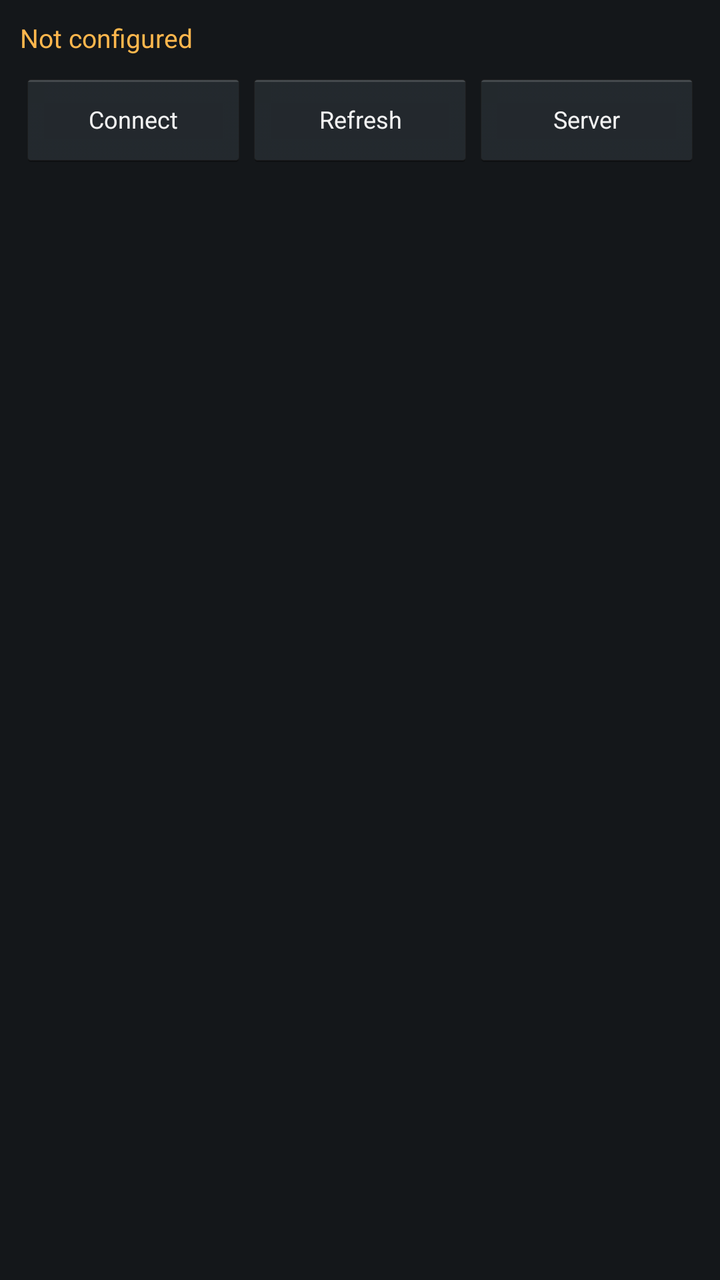
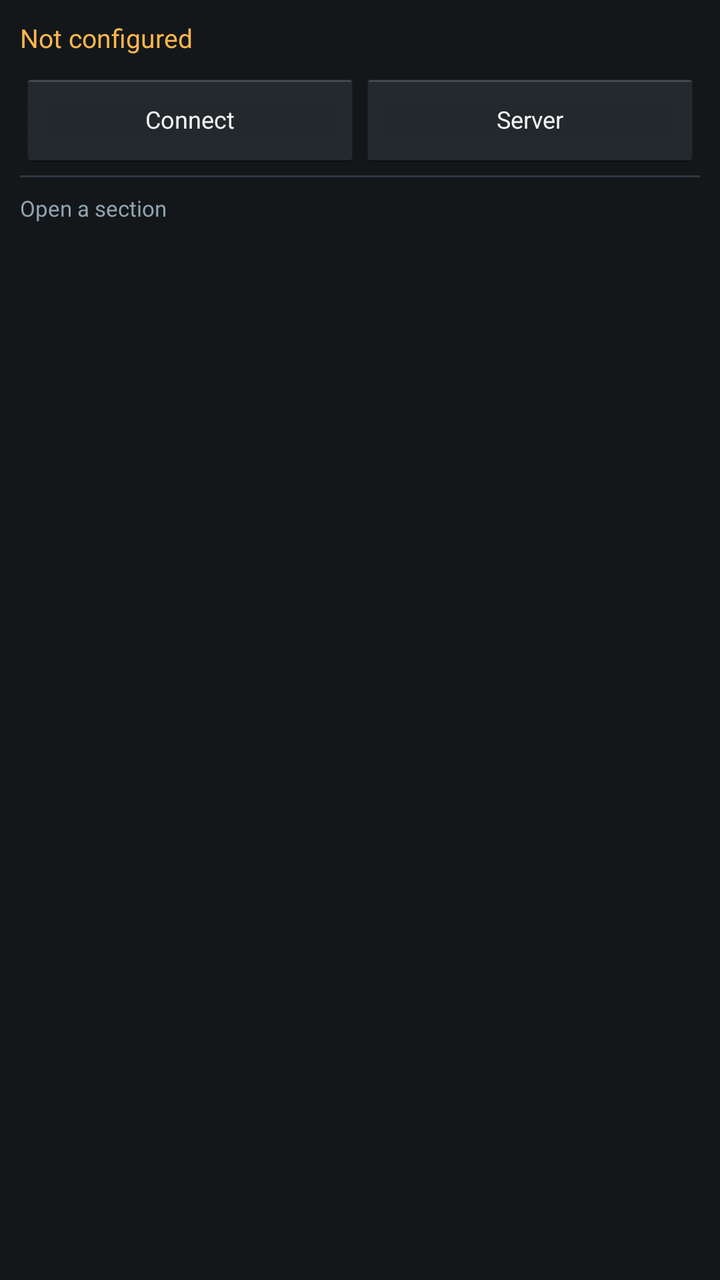

Compare the two renders of this Android layout. The source of the first and the diff that turns it into the second are given below.
<!-- AndroidManifest.xml: application theme AppTheme -->
<!-- res/layout/main_layout.xml -->
<?xml version="1.0" encoding="utf-8"?>
<LinearLayout xmlns:android="http://schemas.android.com/apk/res/android"
    android:layout_width="match_parent"
    android:layout_height="match_parent"
    android:orientation="vertical"
    android:background="#FF14171A"
    android:padding="10dp">

    
    <TextView
        android:id="@+id/ots_status"
        android:layout_width="match_parent"
        android:layout_height="wrap_content"
        android:text="Not configured"
        android:textColor="#FFFFB74D"
        android:textSize="13sp"
        android:paddingBottom="2dp" />

    <TextView
        android:id="@+id/ots_roles"
        android:layout_width="match_parent"
        android:layout_height="wrap_content"
        android:textColor="#FF90A4AE"
        android:textSize="11sp"
        android:visibility="gone" />

    <LinearLayout
        android:layout_width="match_parent"
        android:layout_height="wrap_content"
        android:orientation="horizontal"
        android:paddingTop="6dp"
        android:paddingBottom="6dp">

        <Button
            android:id="@+id/ots_connect"
            android:layout_width="0dp"
            android:layout_weight="1"
            android:layout_height="wrap_content"
            android:text="Connect"
            android:textSize="12sp" />

        <Button
            android:id="@+id/ots_refresh"
            android:layout_width="0dp"
            android:layout_weight="1"
            android:layout_height="wrap_content"
            android:text="Refresh"
            android:textSize="12sp" />

        <Button
            android:id="@+id/ots_settings"
            android:layout_width="0dp"
            android:layout_weight="1"
            android:layout_height="wrap_content"
            android:text="Server"
            android:textSize="12sp" />
    </LinearLayout>

    
    <HorizontalScrollView
        android:layout_width="match_parent"
        android:layout_height="wrap_content"
        android:scrollbars="none">

        <LinearLayout
            android:id="@+id/ots_sections"
            android:layout_width="wrap_content"
            android:layout_height="wrap_content"
            android:orientation="horizontal" />
    </HorizontalScrollView>

    
    <LinearLayout
        android:id="@+id/ots_actions"
        android:layout_width="match_parent"
        android:layout_height="wrap_content"
        android:orientation="horizontal"
        android:paddingTop="4dp"
        android:visibility="gone" />

    <TextView
        android:id="@+id/ots_section_status"
        android:layout_width="match_parent"
        android:layout_height="wrap_content"
        android:textColor="#FF90A4AE"
        android:textSize="11sp"
        android:paddingTop="6dp"
        android:paddingBottom="4dp" />

    <ScrollView
        android:layout_width="match_parent"
        android:layout_height="0dp"
        android:layout_weight="1">

        <LinearLayout
            android:id="@+id/ots_list"
            android:layout_width="match_parent"
            android:layout_height="wrap_content"
            android:orientation="vertical" />
    </ScrollView>

</LinearLayout>
<!-- resources referenced by this layout -->
<resources>
  <style name="AppTheme" parent="android:Theme.Holo" />
</resources>

<!-- the commit's change to res/layout/main_layout.xml (unified diff, before → after) -->
@@ -29,7 +29,7 @@
         android:layout_height="wrap_content"
         android:orientation="horizontal"
         android:paddingTop="6dp"
-        android:paddingBottom="6dp">
+        android:paddingBottom="4dp">
 
         <Button
             android:id="@+id/ots_connect"
@@ -37,14 +37,6 @@
             android:layout_weight="1"
             android:layout_height="wrap_content"
             android:text="Connect"
-            android:textSize="12sp" />
-
-        <Button
-            android:id="@+id/ots_refresh"
-            android:layout_width="0dp"
-            android:layout_weight="1"
-            android:layout_height="wrap_content"
-            android:text="Refresh"
             android:textSize="12sp" />
 
         <Button
@@ -56,44 +48,28 @@
             android:textSize="12sp" />
     </LinearLayout>
 
-    
-    <HorizontalScrollView
+    <View
+        android:layout_width="match_parent"
+        android:layout_height="1dp"
+        android:background="#FF2E3A42" />
+
+    <TextView
         android:layout_width="match_parent"
         android:layout_height="wrap_content"
-        android:scrollbars="none">
-
-        <LinearLayout
-            android:id="@+id/ots_sections"
-            android:layout_width="wrap_content"
-            android:layout_height="wrap_content"
-            android:orientation="horizontal" />
-    </HorizontalScrollView>
+        android:text="Open a section"
+        android:textColor="#FF90A4AE"
+        android:textSize="11sp"
+        android:paddingTop="8dp"
+        android:paddingBottom="4dp" />
 
     
-    <LinearLayout
-        android:id="@+id/ots_actions"
-        android:layout_width="match_parent"
-        android:layout_height="wrap_content"
-        android:orientation="horizontal"
-        android:paddingTop="4dp"
-        android:visibility="gone" />
-
-    <TextView
-        android:id="@+id/ots_section_status"
-        android:layout_width="match_parent"
-        android:layout_height="wrap_content"
-        android:textColor="#FF90A4AE"
-        android:textSize="11sp"
-        android:paddingTop="6dp"
-        android:paddingBottom="4dp" />
-
     <ScrollView
         android:layout_width="match_parent"
         android:layout_height="0dp"
         android:layout_weight="1">
 
         <LinearLayout
-            android:id="@+id/ots_list"
+            android:id="@+id/ots_sections"
             android:layout_width="match_parent"
             android:layout_height="wrap_content"
             android:orientation="vertical" />
